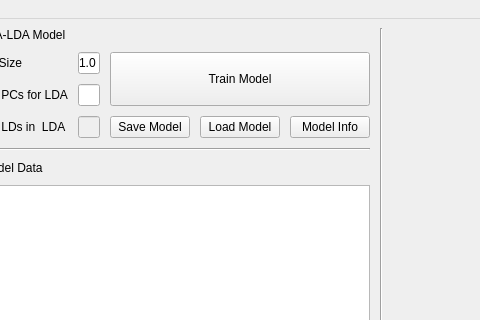
Before: the Qt Designer form mstat_main.ui in PSI-Github-lab/mstat-repo, drawn with Qt 5; both pictures show x 334 to 814 and y 0 to 320 of the 1203 by 738 pixel window.
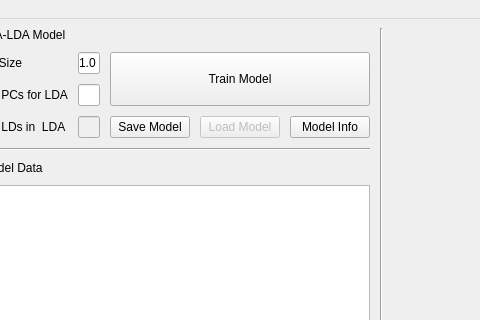
After: the same form once the commit is applied.

Diff of the .ui file:
```diff
--- a/mstat_main.ui
+++ b/mstat_main.ui
@@ -134,6 +134,9 @@
           </item>
           <item row="3" column="3">
            <widget class="QPushButton" name="loadmodel_button">
+            <property name="enabled">
+             <bool>false</bool>
+            </property>
             <property name="sizePolicy">
              <sizepolicy hsizetype="Minimum" vsizetype="Minimum">
               <horstretch>0</horstretch>
```
